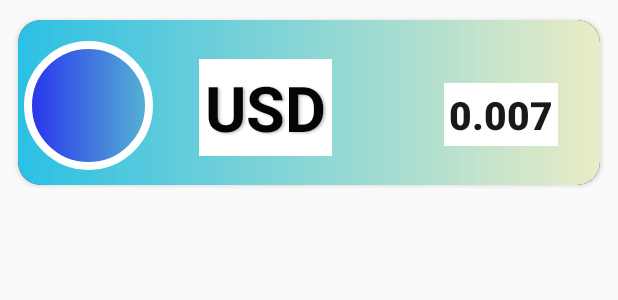
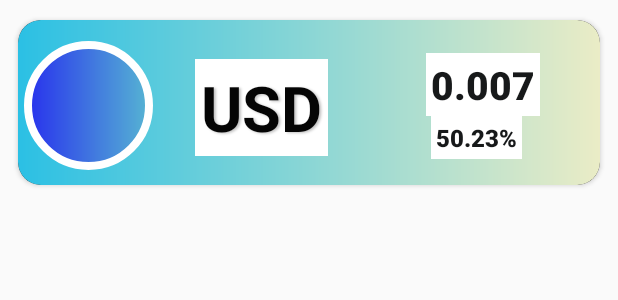
Before and after one commit to prady1900/Kurrency-Tracker, an Android app: the layout currency_row_2.xml on its own in the app's theme, with its tools: preview values and no code run, on a phone screen of 412 x 824 dp. Shown: the top 300 px of the screen. Run offline under Robolectric (Android 15) with nearby library versions, the phone set to English and light mode, and no system bars; Roboto replaces fonts that are not available here.

Commit message:
Solved Comparing currency Issue part-3

```diff
--- a/app/src/main/java/com/example/kurrency/CurrencyAPI.java
+++ b/app/src/main/java/com/example/kurrency/CurrencyAPI.java
@@ -37,8 +37,9 @@ public class CurrencyAPI {
         @GET("/latest")
         Call<CurrencyList> getCurrencyList(@Query("base") String base);
 
-        @GET("/latest")
-        Call<CurrencyList> getPreviousDayData(@Query("base") String base);
+        @GET("/{date}")
+        Call<CurrencyList> getPreviousDayData(@Path("date") String date
+                ,@Query("base") String base);
 
     }
 }
--- a/app/src/main/java/com/example/kurrency/Global.java
+++ b/app/src/main/java/com/example/kurrency/Global.java
@@ -8,4 +8,5 @@ public class Global {
     public static ArrayList<String> values = new ArrayList<>();
     public static ArrayList<Double> prevvalues = new ArrayList<>();
     public static HashMap<String,Double> map = new HashMap<>();
+    public static String date;
 }
--- a/app/src/main/res/layout/currency_row_2.xml
+++ b/app/src/main/res/layout/currency_row_2.xml
@@ -69,8 +69,8 @@
                 android:id="@+id/rate2"
                 android:layout_width="wrap_content"
                 android:layout_height="wrap_content"
-                android:layout_marginTop="32dp"
-                android:layout_marginEnd="28dp"
+                android:layout_marginTop="12dp"
+                android:layout_marginEnd="40dp"
                 android:background="#ffffff"
                 android:fontFamily="sans-serif-black"
                 android:padding="3dp"
@@ -80,6 +80,23 @@
                 app:layout_constraintTop_toTopOf="parent"
                 tools:text="0.007" />
 
+            <TextView
+                android:id="@+id/change"
+                android:layout_width="wrap_content"
+                android:layout_height="wrap_content"
+                android:layout_marginEnd="52dp"
+                android:layout_marginBottom="4dp"
+                android:background="#ffffff"
+                android:fontFamily="sans-serif-black"
+                android:padding="3dp"
+                android:textColor="#17191a"
+                android:textSize="16sp"
+                app:layout_constraintBottom_toBottomOf="parent"
+                app:layout_constraintEnd_toEndOf="parent"
+                app:layout_constraintTop_toBottomOf="@+id/rate2"
+                app:layout_constraintVertical_bias="0.0"
+                tools:text="50.23%" />
+
 
         </androidx.constraintlayout.widget.ConstraintLayout>
 
--- a/app/src/main/res/values/strings.xml
+++ b/app/src/main/res/values/strings.xml
@@ -5,5 +5,6 @@
     <string name="hello_blank_fragment">Hello blank fragment</string>
     <string name="navigation_drawer_open">Open Nav Drawer</string>
     <string name="navigation_drawer_close">Close Nav Drawer</string>
+    <string name="settings">Settings</string>
 
 </resources>
```
Also changed, not shown: app/src/main/java/com/example/kurrency/Currency_Frag.java (+14 -2 lines), app/src/main/java/com/example/kurrency/Home_Frag.java (+5 -4 lines), app/src/main/java/com/example/kurrency/Home_Frag_Adapter.java (+15 -0 lines), app/src/main/java/com/example/kurrency/MainActivity.java (+44 -2 lines), app/src/main/res/menu/options.xml (added, +9 -0 lines).
